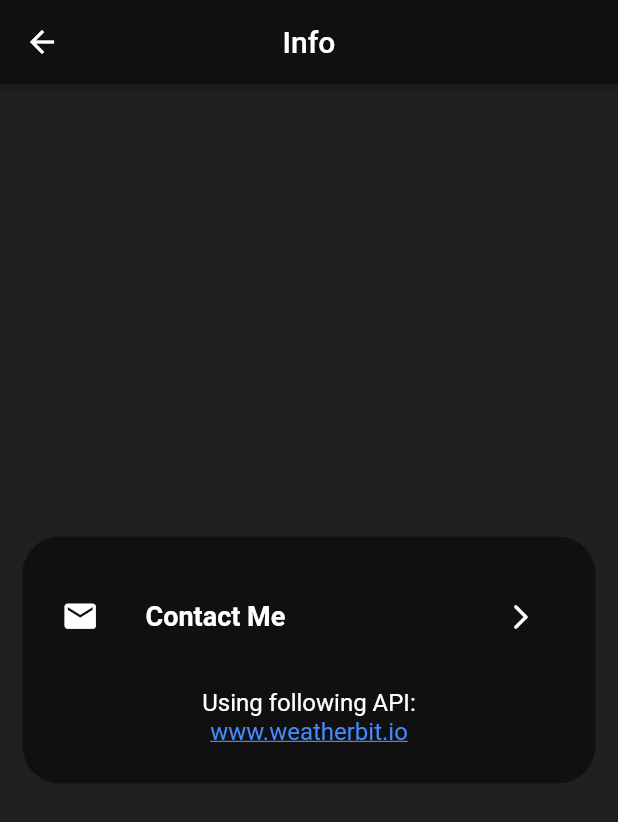
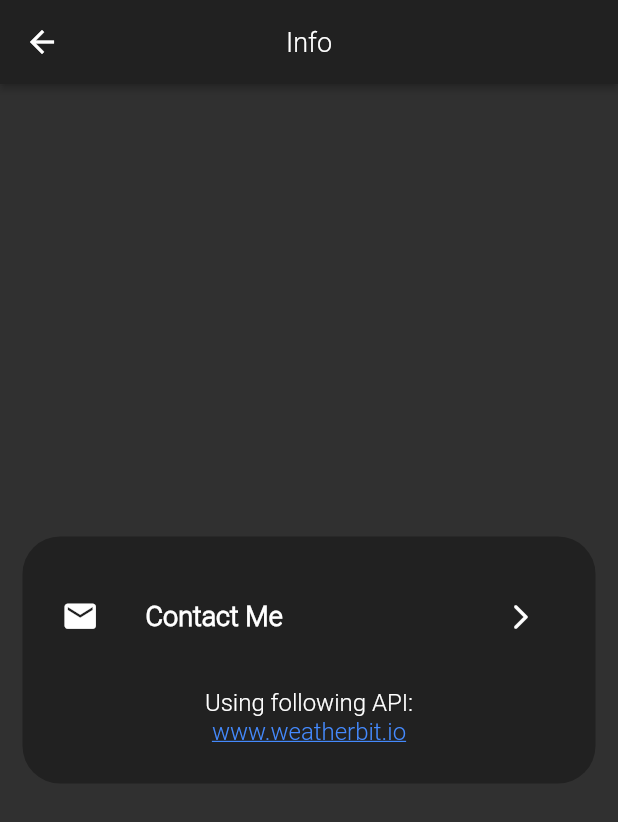
Before and after one commit to pouria-z/WeatherApp, a Flutter app: the screen it shows after launch, after a tap on the "info outline" icon, on a phone screen of 412 x 824 dp. Shown: the top 822 px of the screen. Run offline on Flutter 3.47's test engine with Material 2 defaults, Android fonts, the phone set to English and light mode, and no system bars; drawn by our look-alikes of flutter_linkify; our stand-ins replace flutter_typeahead, font_awesome_flutter, geolocator, pull_to_refresh; network calls fail.

Commit message:
refactoring info.dart

```diff
--- a/lib/Info.dart
+++ /dev/null
@@ -1,112 +0,0 @@
-import 'dart:ffi';
-import 'dart:io';
-
-import 'package:flutter/material.dart';
-import 'package:flutter/cupertino.dart';
-import 'package:url_launcher/url_launcher.dart';
-import 'package:flutter_linkify/flutter_linkify.dart';
-
-
-class Info extends StatefulWidget {
-  @override
-  _InfoState createState() => _InfoState();
-}
-
-class _InfoState extends State<Info> {
-  @override
-  Widget build(BuildContext context) {
-    return Scaffold(
-
-      appBar: AppBar(
-        title: Text(
-          "Info",
-          style: TextStyle(
-            color: Colors.white,
-          ),
-        ),
-        centerTitle: true,
-        backgroundColor: Color(0xff101010),
-        elevation: 2,
-
-      ),
-      backgroundColor: Color(0xff202020),
-      body: Center(
-            child: Padding(
-              padding: const EdgeInsets.only(left: 15,right: 15),
-              child: Container(
-                height: MediaQuery.of(context).size.height/5,
-                width: MediaQuery.of(context).size.width,
-                decoration: BoxDecoration(
-                  borderRadius: BorderRadius.circular(25),
-                  color: Color(0xff101010),
-                ),
-                child: Column(
-                  mainAxisAlignment: MainAxisAlignment.center,
-                  children: [
-                    Padding(
-                      padding: const EdgeInsets.only(left: 10, right: 10),
-                      child: ListTile(
-                        leading: Icon(Icons.email,
-                          color: Colors.white,
-                          size: 25,
-                        ),
-                        title: Text(
-                          "Contact Me",
-                          style: TextStyle(
-                            color: Colors.white,
-                            fontWeight: FontWeight.bold,
-                            fontSize: 18,
-                          ),
-                        ),
-                        trailing: IconButton(
-                          icon: Icon(Icons.arrow_forward_ios_rounded,
-                            color: Colors.white,
-                            size: 20,
-                          ),
-                          onPressed: contactMe,
-                          tooltip: "pouria.zeinalzadeh@gmail.com",
-                        ),
-                      ),
-                    ),
-                    SizedBox(
-                      height: 20,
-                    ),
-                    Text(
-                      "Using following API:",
-                      style: TextStyle(
-                        color: Colors.white,
-                        fontSize: 16,
-                      ),
-                    ),
-                    Linkify(
-                      onOpen: _onOpen,
-                      text: "https://www.weatherbit.io",
-                      style: TextStyle(
-                        fontSize: 16,
-                      ),
-                    ),
-                  ],
-                ),
-              ),
-            ),
-          ),
-      );
-
-  }
-
-  Future<void> _onOpen(LinkableElement link) async {
-    if (await canLaunch(link.url)) {
-      await launch(link.url);
-    } else {
-      throw 'Could not launch $link';
-    }
-  }
-
-  void contactMe() async {
-
-    var url = "mailto:pouria.zeinalzadeh@gmail.com";
-    launch(url);
-
-  }
-
-}
--- a/lib/GetLocation.dart
+++ b/lib/get_location.dart
@@ -3,11 +3,11 @@ import 'package:flutter/cupertino.dart';
 import 'package:flutter/services.dart';
 import 'package:http/http.dart';
 import 'dart:convert';
-import 'package:weather_app/Home.dart';
+import 'package:weather_app/home.dart';
 import 'package:flutter_typeahead/flutter_typeahead.dart';
-import 'package:weather_app/AllCities.dart';
+import 'package:weather_app/all_cities.dart';
 import 'package:pull_to_refresh/pull_to_refresh.dart';
-import 'package:weather_app/Info.dart';
+import 'package:weather_app/info.dart';
 import 'package:geolocator/geolocator.dart';
 
 class GetLocationWidget extends StatefulWidget {
--- /dev/null
+++ b/lib/info.dart
@@ -0,0 +1,97 @@
+import 'package:flutter/material.dart';
+import 'package:flutter/cupertino.dart';
+import 'package:url_launcher/url_launcher.dart';
+import 'package:flutter_linkify/flutter_linkify.dart';
+import 'package:flutter/widgets.dart';
+import 'package:weather_app/widgets.dart';
+
+
+class Info extends StatefulWidget {
+  @override
+  _InfoState createState() => _InfoState();
+}
+
+class _InfoState extends State<Info> {
+
+  Future<void> _onOpen(LinkableElement link) async {
+    if (await canLaunch(link.url)) {
+      await launch(link.url);
+    } else {
+      throw 'Could not launch $link';
+    }
+  }
+
+  void contactMe() async {
+    var url = "mailto:pouria.zeinalzadeh@gmail.com";
+    launch(url);
+  }
+
+  @override
+  Widget build(BuildContext context) {
+    return Scaffold(
+      appBar: AppBar(
+        title: Text(
+          "Info",
+          style: myTextStyle,
+        ),
+        centerTitle: true,
+        elevation: 2,
+      ),
+      body: Center(
+        child: Padding(
+          padding: EdgeInsets.symmetric(horizontal: 15),
+          child: Container(
+            height: MediaQuery.of(context).size.height/5,
+            width: MediaQuery.of(context).size.width,
+            decoration: BoxDecoration(
+              borderRadius: BorderRadius.circular(25),
+              color: Theme.of(context).primaryColor,
+            ),
+            child: Column(
+              mainAxisAlignment: MainAxisAlignment.center,
+              children: [
+                Padding(
+                  padding: EdgeInsets.symmetric(horizontal: 10),
+                  child: ListTile(
+                    leading: Icon(Icons.email,
+                      color: Colors.white,
+                      size: 25,
+                    ),
+                    title: Text(
+                      "Contact Me",
+                      style: myTextStyleBold,
+                    ),
+                    trailing: IconButton(
+                      icon: Icon(Icons.arrow_forward_ios_rounded,
+                        color: Colors.white,
+                        size: 20,
+                      ),
+                      onPressed: contactMe,
+                      tooltip: "pouria.zeinalzadeh@gmail.com",
+                    ),
+                  ),
+                ),
+                SizedBox(
+                  height: 20,
+                ),
+                Text(
+                  "Using following API:",
+                  style: myTextStyle.copyWith(
+                    fontSize: 16,
+                  ),
+                ),
+                Linkify(
+                  onOpen: _onOpen,
+                  text: "https://www.weatherbit.io",
+                  style: TextStyle(
+                    fontSize: 16,
+                  ),
+                ),
+              ],
+            ),
+          ),
+        ),
+      ),
+    );
+  }
+}
--- a/lib/main.dart
+++ b/lib/main.dart
@@ -1,10 +1,15 @@
 import 'package:flutter/cupertino.dart';
 import 'package:flutter/material.dart';
-import 'package:weather_app/GetLocation.dart';
+import 'package:weather_app/get_location.dart';
 
 void main() {
-  runApp(MaterialApp(
-    debugShowCheckedModeBanner: false,
-    home: GetLocationWidget(),
-  ));
+  runApp(
+      MaterialApp(
+        debugShowCheckedModeBanner: false,
+        home: GetLocationWidget(),
+        theme: ThemeData.dark().copyWith(
+
+        ),
+      )
+  );
 }
--- /dev/null
+++ b/lib/widgets.dart
@@ -0,0 +1,14 @@
+import 'package:flutter/material.dart';
+import 'package:flutter/cupertino.dart';
+
+const myTextStyle = TextStyle(
+  color: Colors.white,
+  fontSize: 18,
+  fontFamily: 'Roboto',
+);
+const myTextStyleBold = TextStyle(
+    color: Colors.white,
+    fontSize: 18,
+    fontFamily: 'Roboto',
+    fontWeight: FontWeight.bold,
+);
```
Also changed, not shown: lib/home.dart (renamed from lib/Home.dart, +3 -6 lines), pubspec.yaml (+4 -4 lines), assets/fonts/Roboto-Light.ttf (added), lib/all_cities.dart (renamed from lib/AllCities.dart).
